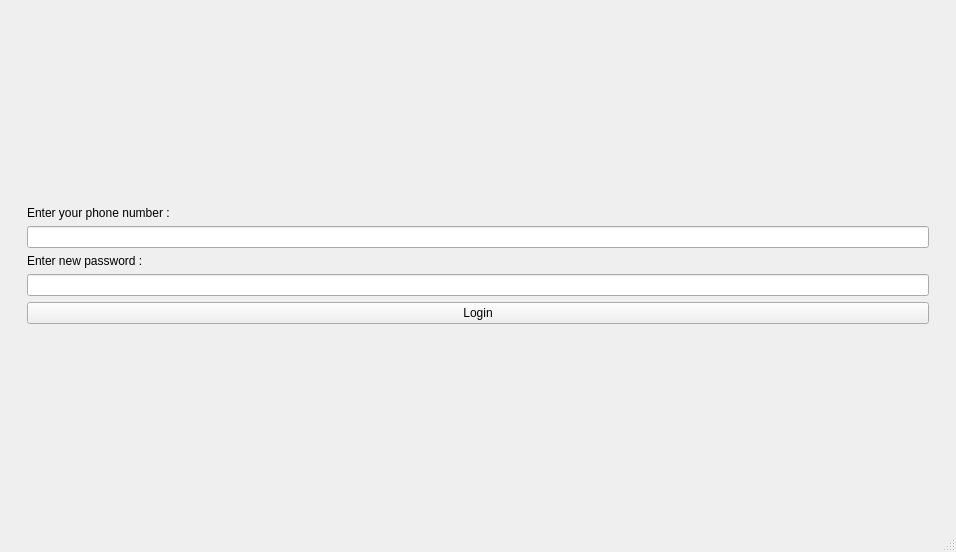
Qt form mainwindow.ui (AMiR-Mofateh/PlotaGame) before a commit.
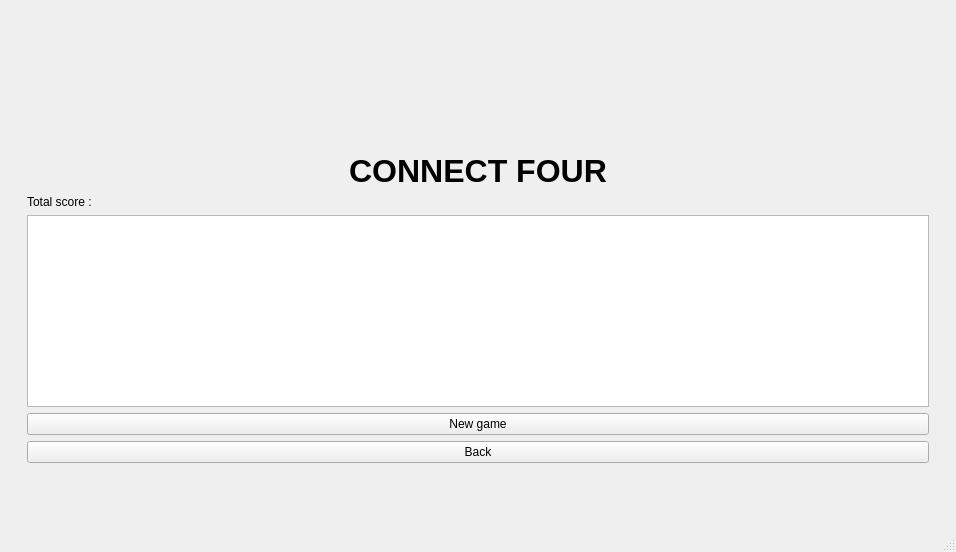
The same form after that commit.

Commit message: Add Home page of Othello and connect four

What changed in the file:
```diff
--- a/mainwindow.ui
+++ b/mainwindow.ui
@@ -18,7 +18,7 @@
     <item row="0" column="0">
      <widget class="QStackedWidget" name="stackedWidget">
       <property name="currentIndex">
-       <number>1</number>
+       <number>6</number>
       </property>
       <widget class="QWidget" name="pageLogin">
        <widget class="QWidget" name="formContainer&#10;" native="true">
@@ -283,6 +283,82 @@
         </item>
        </layout>
       </widget>
+      <widget class="QWidget" name="pageOthelloHome">
+       <layout class="QGridLayout" name="gridLayout_9">
+        <item row="0" column="0">
+         <spacer name="verticalSpacer_15">
+          <property name="orientation">
+           <enum>Qt::Orientation::Vertical</enum>
+          </property>
+          <property name="sizeHint" stdset="0">
+           <size>
+            <width>20</width>
+            <height>40</height>
+           </size>
+          </property>
+         </spacer>
+        </item>
+        <item row="1" column="0">
+         <widget class="QWidget" name="widget_4" native="true">
+          <layout class="QVBoxLayout" name="verticalLayout_7">
+           <item>
+            <widget class="QLabel" name="label_15">
+             <property name="font">
+              <font>
+               <pointsize>24</pointsize>
+               <bold>true</bold>
+              </font>
+             </property>
+             <property name="text">
+              <string>OTHELLO</string>
+             </property>
+             <property name="alignment">
+              <set>Qt::AlignmentFlag::AlignCenter</set>
+             </property>
+            </widget>
+           </item>
+           <item>
+            <widget class="QLabel" name="OthelloScore">
+             <property name="text">
+              <string>Total score : </string>
+             </property>
+            </widget>
+           </item>
+           <item>
+            <widget class="QTableWidget" name="tableHistoryOthello"/>
+           </item>
+           <item>
+            <widget class="QPushButton" name="NewGameOthello">
+             <property name="text">
+              <string>New game</string>
+             </property>
+            </widget>
+           </item>
+           <item>
+            <widget class="QPushButton" name="btnBackFromOtelloHome">
+             <property name="text">
+              <string>Back</string>
+             </property>
+            </widget>
+           </item>
+          </layout>
+         </widget>
+        </item>
+        <item row="2" column="0">
+         <spacer name="verticalSpacer_16">
+          <property name="orientation">
+           <enum>Qt::Orientation::Vertical</enum>
+          </property>
+          <property name="sizeHint" stdset="0">
+           <size>
+            <width>20</width>
+            <height>40</height>
+           </size>
+          </property>
+         </spacer>
+        </item>
+       </layout>
+      </widget>
       <widget class="QWidget" name="pageMainMenu">
        <layout class="QVBoxLayout" name="verticalLayout_4">
         <item>
@@ -656,6 +732,82 @@
         </layout>
        </widget>
       </widget>
+      <widget class="QWidget" name="pageConnectFourHome">
+       <layout class="QGridLayout" name="gridLayout_10">
+        <item row="1" column="0">
+         <widget class="QWidget" name="widget_5" native="true">
+          <layout class="QVBoxLayout" name="verticalLayout_8">
+           <item>
+            <widget class="QLabel" name="Back">
+             <property name="font">
+              <font>
+               <pointsize>24</pointsize>
+               <bold>true</bold>
+              </font>
+             </property>
+             <property name="text">
+              <string>CONNECT FOUR</string>
+             </property>
+             <property name="alignment">
+              <set>Qt::AlignmentFlag::AlignCenter</set>
+             </property>
+            </widget>
+           </item>
+           <item>
+            <widget class="QLabel" name="ConnectFourScore">
+             <property name="text">
+              <string>Total score :</string>
+             </property>
+            </widget>
+           </item>
+           <item>
+            <widget class="QTableWidget" name="tableHistoryConnectFour"/>
+           </item>
+           <item>
+            <widget class="QPushButton" name="NewGameConnectFour">
+             <property name="text">
+              <string>New game</string>
+             </property>
+            </widget>
+           </item>
+           <item>
+            <widget class="QPushButton" name="btnBackFromConnectFourHome">
+             <property name="text">
+              <string>Back</string>
+             </property>
+            </widget>
+           </item>
+           <item>
+            <spacer name="verticalSpacer_14">
+             <property name="orientation">
+              <enum>Qt::Orientation::Vertical</enum>
+             </property>
+             <property name="sizeHint" stdset="0">
+              <size>
+               <width>20</width>
+               <height>40</height>
+              </size>
+             </property>
+            </spacer>
+           </item>
+          </layout>
+         </widget>
+        </item>
+        <item row="0" column="0">
+         <spacer name="verticalSpacer_13">
+          <property name="orientation">
+           <enum>Qt::Orientation::Vertical</enum>
+          </property>
+          <property name="sizeHint" stdset="0">
+           <size>
+            <width>20</width>
+            <height>40</height>
+           </size>
+          </property>
+         </spacer>
+        </item>
+       </layout>
+      </widget>
       <widget class="QWidget" name="pageSignup">
        <layout class="QGridLayout" name="gridLayout_7">
         <item row="2" column="0">
```
The commit also changes 3 other files.
